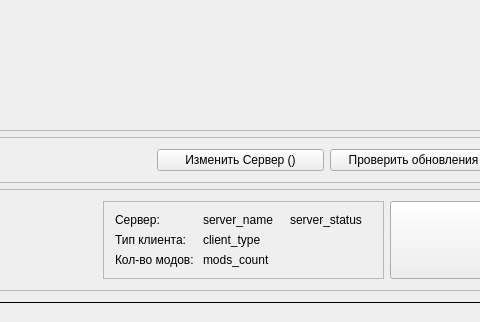
This is SomLauncherCpp/Form/SomLauncherMainWindow.ui in MOCSOM/SomLauncher as Qt 5 draws it before an edit; both pictures show x 87 to 567 and y 148 to 470 of the 800 by 470 pixel window. The edited form follows.
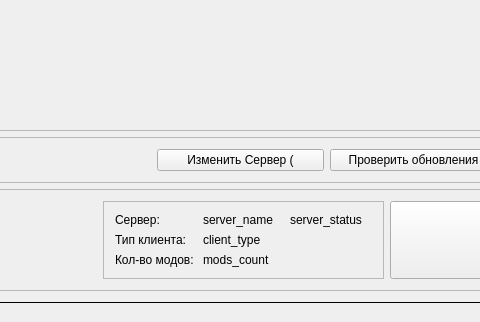
This is the edited form. Custom widgets are drawn as their Qt base class.

Commit message: Сброс настроек, улучшение json, зависимость виджета сервера и оптимизация Сделал кнопку сброса настроек Мелкие улучшение в json Сделал так чтобы когда менял сервер в быстрой смене сервера менялся сервер везде

```diff
--- a/SomLauncherCpp/Form/SomLauncherMainWindow.ui
+++ b/SomLauncherCpp/Form/SomLauncherMainWindow.ui
@@ -348,7 +348,7 @@
             </sizepolicy>
            </property>
            <property name="text">
-            <string>Изменить Сервер ()</string>
+            <string>Изменить Сервер (</string>
            </property>
           </widget>
          </item>
```
The commit also changes 19 other files.
